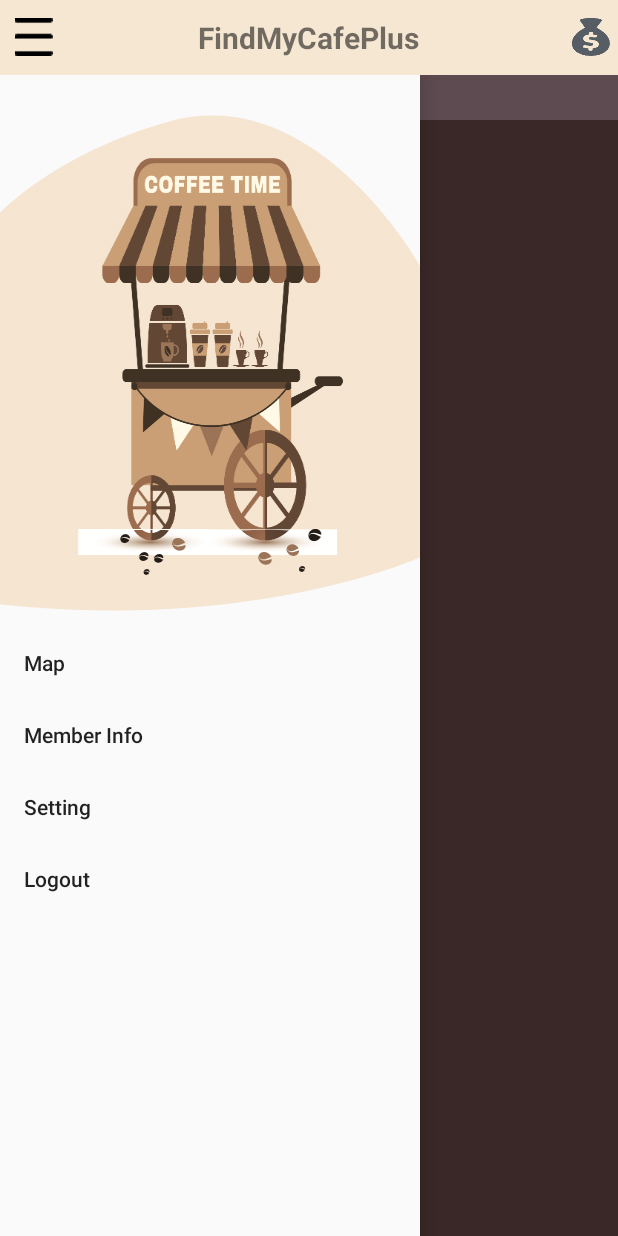
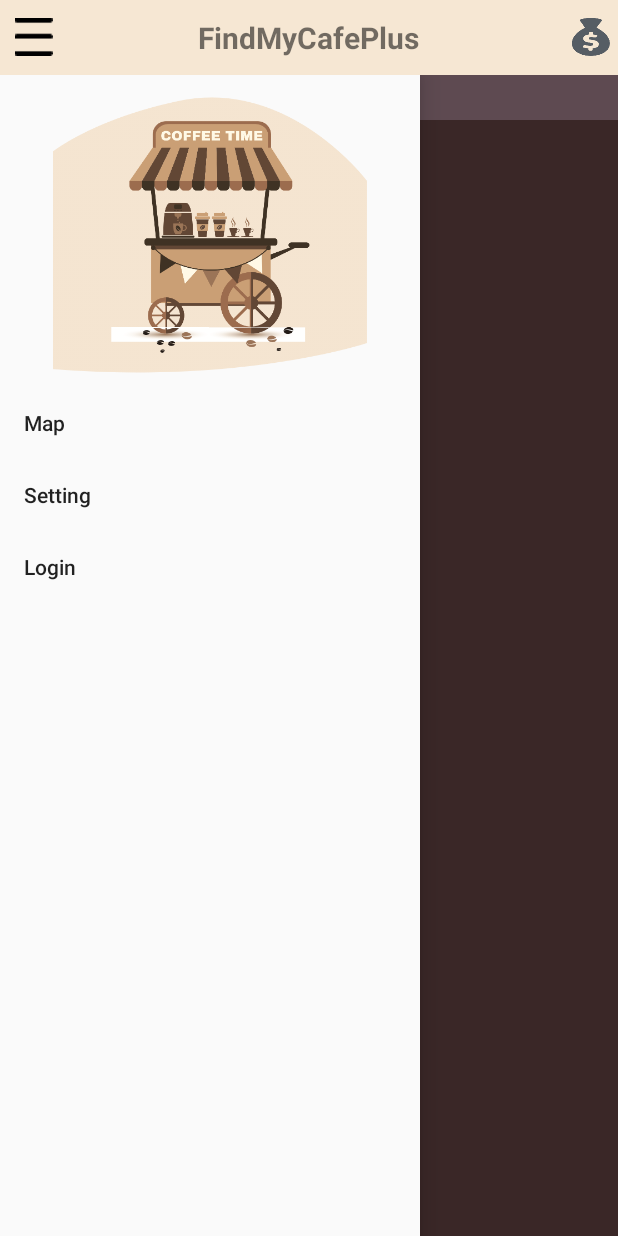
Before and after one commit to stanleyoho/FindMyCafePlus, an Android app: the MainActivity screen opened directly, with no data from a screen before it, with the side drawer open, on a phone screen of 412 x 824 dp. Run offline under Robolectric (Android 15) with nearby library versions, the phone set to English and light mode, and no system bars; libraries missing offline, so code that uses them is left out: io.realm; 1 statement that could not run was skipped.

Commit message:
Note: - filter dialog finish - ready to test login with google,facebook - add preference for filter,userInfo

```diff
--- a/app/src/main/java/com/app/findmycafeplus/FindMyCafePlusApplication.kt
+++ b/app/src/main/java/com/app/findmycafeplus/FindMyCafePlusApplication.kt
@@ -3,11 +3,16 @@ package com.app.findmycafeplus
 import android.app.Application
 import com.app.findmycafeplus.Manager.DataManager
 import com.app.findmycafeplus.Manager.RealManager
+import com.facebook.FacebookSdk
+import com.facebook.appevents.AppEventsLogger
 
 class FindMyCafePlusApplication : Application(){
 
     override fun onCreate() {
         super.onCreate()
+
+        FacebookSdk.sdkInitialize(this);
+        AppEventsLogger.activateApp(this);
 
         RealManager.initRealm(this)
         RealManager.initConfiguration()
--- a/app/src/main/java/com/app/findmycafeplus/Fragment/MapFragment.kt
+++ b/app/src/main/java/com/app/findmycafeplus/Fragment/MapFragment.kt
@@ -30,18 +30,16 @@ import kotlinx.android.synthetic.main.fragment_map.*
 
 class MapFragment : BasicFragament() , OnMapReadyCallback{
 
-
     private lateinit var mMap: GoogleMap
     private lateinit var cafeList : RealmResults<RMCafeInformation>
-    private lateinit var mLocationManager : LocationManager
+    private lateinit var location : Location
 
     override fun onCreate(savedInstanceState: Bundle?) {
         super.onCreate(savedInstanceState)
 
         cafeList = RMCafeInformation().getAll()
 
-        mLocationManager = context?.getSystemService(LOCATION_SERVICE) as LocationManager
-
+        initCurrentLocation()
     }
 
     override fun onCreateView(inflater: LayoutInflater, container: ViewGroup?, savedInstanceState: Bundle?): View? {
@@ -56,51 +54,27 @@ class MapFragment : BasicFragament() , OnMapReadyCallback{
     }
 
     override fun onMapReady(googleMap: GoogleMap) {
-        mMap = googleMap
 
-        //set map style
-        googleMap.setMapStyle(MapStyleOptions.loadRawResourceStyle(context, R.raw.style_json))
-
-        //set map default zoom
-        mMap.setMaxZoomPreference(16f)
-        mMap.setMinZoomPreference(3f)
-        mMap.uiSettings.isMapToolbarEnabled = false
-
-        //check permission and set location click listener
-        if(ContextCompat.checkSelfPermission(context!!,Manifest.permission.ACCESS_FINE_LOCATION) == PackageManager.PERMISSION_GRANTED){
-            mMap.isMyLocationEnabled = true
-            mMap.setOnMyLocationClickListener (locationClickListener)
-
-            //get current location
-            var location : Location?  = null
-
-            if (mLocationManager.isProviderEnabled(LocationManager.GPS_PROVIDER) || mLocationManager.isProviderEnabled(LocationManager.NETWORK_PROVIDER)) {
-                if (mLocationManager.isProviderEnabled(LocationManager.GPS_PROVIDER)) {
-                    location = mLocationManager.getLastKnownLocation(LocationManager.GPS_PROVIDER);  //使用GPS定位座標
-                } else if (mLocationManager.isProviderEnabled(LocationManager.NETWORK_PROVIDER)) {
-                    location = mLocationManager.getLastKnownLocation(LocationManager.NETWORK_PROVIDER); //使用GPS定位座標
-                }
-            }
-            try{
-                mMap.animateCamera(MapUtils.getCameraLatLngZoom(location!!.latitude, location.longitude, 18))
-            }catch (e:Exception){
-                mMap.animateCamera(MapUtils.getCameraLatLngZoom(Constants.LOCATION_TAIPIE_STATION_LAT, Constants.LOCATION_TAIPIE_STATION_LOG, 18))
-            }
-        }
+        initMap(googleMap)
 
         //add mark
         addMarkOnMap(cafeList)
 
-        //set custom info window
-        mMap.setInfoWindowAdapter(CafeInfoAdapter(context))
-
-        //set search listener
-        btnSearch.setOnClickListener (clickListener)
-
+        try {
+            MapUtils.moveCameraTo(mMap,location,Constants.ZOOM_NORMAL)
+        }catch (e : Exception){
+            MapUtils.moveCameraToTaipei(mMap,Constants.ZOOM_NORMAL)
+        }
     }
 
-    private var locationClickListener = GoogleMap.OnMyLocationClickListener { location -> mMap.animateCamera(MapUtils.getCameraLatLngZoom(location.latitude, location.longitude, 18)) }
+    /**
+     * location click listener
+     * */
+    private var locationClickListener = GoogleMap.OnMyLocationClickListener { location -> MapUtils.moveCameraTo(mMap,location.latitude,location.longitude,Constants.ZOOM_NORMAL) }
 
+    /**
+     * button click listener
+     * */
     private var clickListener = View.OnClickListener { v ->
         val viewId = v?.id
         when(viewId){
@@ -110,6 +84,36 @@ class MapFragment : BasicFragament() , OnMapReadyCallback{
         }
     }
 
+    /**
+     * 初始化地圖
+     * */
+    private fun  initMap(googleMap: GoogleMap){
+        mMap = googleMap
+
+        //set map style
+        googleMap.setMapStyle(MapStyleOptions.loadRawResourceStyle(context, R.raw.style_json))
+
+        //set map default zoom
+        mMap.setMaxZoomPreference(Constants.ZOOM_MAX)
+        mMap.setMinZoomPreference(Constants.ZOOM_MIN)
+        mMap.uiSettings.isMapToolbarEnabled = false
+
+        //check permission and set location click listener
+        if(ContextCompat.checkSelfPermission(context!!,Manifest.permission.ACCESS_FINE_LOCATION) == PackageManager.PERMISSION_GRANTED){
+            mMap.isMyLocationEnabled = true
+            mMap.setOnMyLocationClickListener (locationClickListener)
+        }
+
+        //set custom info window
+        mMap.setInfoWindowAdapter(CafeInfoAdapter(context))
+
+        //set search listener
+        btnSearch.setOnClickListener (clickListener)
+    }
+
+    /**
+     * filter dialog callBack
+     * */
     private var filterCallBack = object : FilterDialogCallBackInterface{
         override fun filterResult(result: RealmResults<RMCafeInformation>) {
             mMap.clear()
@@ -117,7 +121,11 @@ class MapFragment : BasicFragament() , OnMapReadyCallback{
         }
     }
 
-    private fun addMarkOnMap(cafeList : RealmResults<RMCafeInformation>){
+    /**
+     * 在地圖中加入mark
+     * @param cafeList mark的資料
+     * */
+    private fun addMarkOnMap(cafeList : RealmResults<RMCafeInformation> ){
 
         // Add a marker in Sydney and move the camera
         for(index in 0 until cafeList.size){
@@ -127,4 +135,22 @@ class MapFragment : BasicFragament() , OnMapReadyCallback{
             marker.tag = cafeInfo
         }
     }
+
+    /**
+     * 初始化手機 location
+     * */
+    private fun initCurrentLocation(){
+        val mLocationManager = context?.getSystemService(LOCATION_SERVICE) as LocationManager
+
+        if(ContextCompat.checkSelfPermission(context!!,Manifest.permission.ACCESS_FINE_LOCATION) == PackageManager.PERMISSION_GRANTED){
+            //get current location
+            if (mLocationManager.isProviderEnabled(LocationManager.GPS_PROVIDER) || mLocationManager.isProviderEnabled(LocationManager.NETWORK_PROVIDER)) {
+                if (mLocationManager.isProviderEnabled(LocationManager.GPS_PROVIDER)) {
+                    location = mLocationManager.getLastKnownLocation(LocationManager.GPS_PROVIDER);  //使用GPS定位座標
+                } else if (mLocationManager.isProviderEnabled(LocationManager.NETWORK_PROVIDER)) {
+                    location = mLocationManager.getLastKnownLocation(LocationManager.NETWORK_PROVIDER); //使用GPS定位座標
+                }
+            }
+        }
+    }
 }
--- a/app/src/main/java/com/app/findmycafeplus/Manager/DataManager.kt
+++ b/app/src/main/java/com/app/findmycafeplus/Manager/DataManager.kt
@@ -55,6 +55,11 @@ object DataManager {
                 }
             }
 
+            brownLineArrayList.add(0,"不拘")
+            blueLineArrayList.add(0,"不拘")
+            redLineArrayList.add(0,"不拘")
+            greenLineArrayList.add(0,"不拘")
+            orangeLineArrayList.add(0,"不拘")
             LogUtils.e("DataManager", "initData success size : " + mrtDataList.size)
         } catch (e: IOException) {
             e.printStackTrace()
--- a/app/src/main/res/layout/layout_nav_header.xml
+++ b/app/src/main/res/layout/layout_nav_header.xml
@@ -3,6 +3,11 @@
     xmlns:android="http://schemas.android.com/apk/res/android"
     android:orientation="vertical"
     android:layout_width="match_parent"
-    android:layout_height="match_parent"
-    android:background="@drawable/bg_nav_header">
+    android:layout_height="wrap_content">
+
+    <ImageView
+        android:layout_width="match_parent"
+        android:layout_height="200dp"
+        android:scaleType="fitCenter"
+        android:src="@drawable/bg_nav_header"/>
 </RelativeLayout>
--- a/app/src/main/res/menu/menu_nav_main_singin.xml
+++ b/app/src/main/res/menu/menu_nav_main_singin.xml
@@ -4,13 +4,13 @@
     <group android:checkableBehavior="single">
 
         <item
-            android:id="@+id/menuMap"
+            android:id="@+id/menuMapSigned"
             android:title="Map" />
         <item
             android:id="@+id/menuMember"
             android:title="Member Info"/>
         <item
-            android:id="@+id/menuSetting"
+            android:id="@+id/menuSettingSigned"
             android:title="Setting"/>
         <item
             android:id="@+id/menuLogout"
--- a/app/src/main/res/menu/menu_nav_main_unsing.xml
+++ b/app/src/main/res/menu/menu_nav_main_unsing.xml
@@ -2,9 +2,18 @@
 <menu xmlns:android="http://schemas.android.com/apk/res/android">
 
     <group android:checkableBehavior="single">
+        <item
+            android:id="@+id/menuMapUnSign"
+            android:title="Map"/>
+        <item
+            android:id="@+id/menuSettingUnSign"
+            android:title="Setting"/>
+    </group>
 
+    <group android:checkableBehavior="single">
         <item
             android:id="@+id/menuLogin"
             android:title="Login"/>
     </group>
+
 </menu>
--- a/app/src/main/res/values/strings.xml
+++ b/app/src/main/res/values/strings.xml
@@ -6,4 +6,8 @@
 
     <string name="navigation_drawer_open">open</string>
     <string name="navigation_drawer_close">close</string>
+
+    <!--facebook login setting-->
+    <string name="facebook_app_id" translatable="false">1144518749035552</string>
+    <string name="fb_login_protocol_scheme" translatable="false">fb1144518749035552</string>
 </resources>
--- a/build.gradle
+++ b/build.gradle
@@ -6,6 +6,7 @@ buildscript {
     repositories {
         google()
         jcenter()
+        mavenCentral()
     }
     dependencies {
         classpath "com.android.tools.build:gradle:$gradle_version"
@@ -13,6 +14,9 @@ buildscript {
 
         //realm
         classpath "io.realm:realm-gradle-plugin:5.4.0"
+
+        //fireBase
+        classpath 'com.google.gms:google-services:4.0.0'
 
         // NOTE: Do not place your application dependencies here; they belong
         // in the individual module build.gradle files
```
Also changed, not shown: app/build.gradle (+15 -0 lines), app/src/main/AndroidManifest.xml (+22 -0 lines), app/src/main/java/com/app/findmycafeplus/Activity/MainActivity.kt (+21 -6 lines), app/src/main/java/com/app/findmycafeplus/Constants/Constants.kt (+19 -9 lines), app/src/main/java/com/app/findmycafeplus/CustomView/FilterDialog.kt (+28 -6 lines), app/src/main/java/com/app/findmycafeplus/Fragment/LoginFragment.kt (added, +17 -0 lines), app/src/main/java/com/app/findmycafeplus/Preference/FilterPreference.kt (added, +80 -0 lines), app/src/main/java/com/app/findmycafeplus/Preference/PublicPreference.kt (deleted, +0 -80 lines), app/src/main/java/com/app/findmycafeplus/Preference/UserPreferenct.kt (added, +16 -0 lines), app/src/main/java/com/app/findmycafeplus/Utils/MapUtils.kt (+34 -2 lines), 1 other file.
